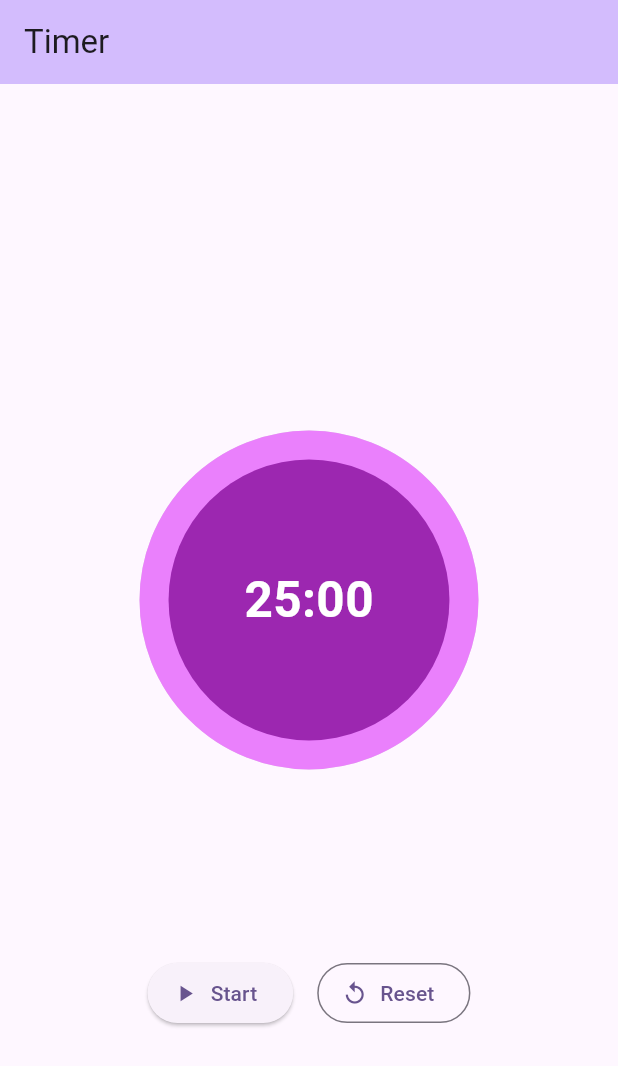
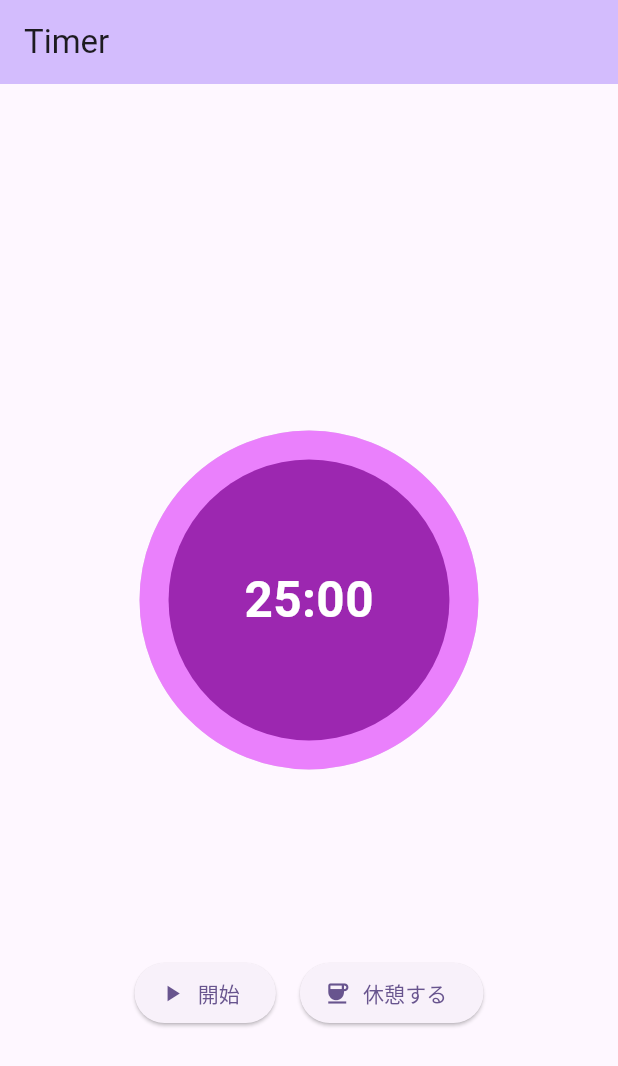
Before and after one commit to Hakondate/PomodoroApp, a Flutter app: the screen it shows after launch, on a phone screen of 412 x 824 dp. Shown: the top 1066 px of the screen. Run offline on Flutter 3.47's test engine with Material 3 defaults, Android fonts, the phone set to English and light mode, and no system bars; drawn by our look-alikes of circular_countdown_timer.

Commit message:
時間が終わると、自動で次のタイマーが始まるようになった

```diff
--- a/lib/view/timer/timer.dart
+++ b/lib/view/timer/timer.dart
@@ -35,13 +35,31 @@ class _TimerState extends State<Timer> {
   }
 
   void _working() {
+    setState(() {
       if (_isworking) {
         _controller.restart(duration: 5 * 60);
         _isworking = false;
+        _isRunning = true;
       } else {
         _controller.restart(duration: 25 * 60);
         _isworking = true;
+        _isRunning = true;
       }
+    });
+  }
+
+  void _onComplete() {
+    setState(() {
+      if (_isworking) {
+        // 25分終わり → 5分開始
+        _isworking = false;
+        _controller.restart(duration: 5 * 60);
+      } else {
+        // 5分終わり → 25分開始
+        _isworking = true;
+        _controller.restart(duration: 25 * 60);
+      }
+    });
   }
 
   @override
@@ -82,7 +100,7 @@ class _TimerState extends State<Timer> {
                 // debugPrint('Countdown Started');
               },
               onComplete: () {
-                // debugPrint('Countdown Ended');
+                _onComplete();
               },
             ),
             const SizedBox(height: 32),
@@ -92,13 +110,17 @@ class _TimerState extends State<Timer> {
                 ElevatedButton.icon(
                   onPressed: _startPause,
                   icon: Icon(_isRunning ? Icons.pause : Icons.play_arrow),
-                  label: Text(_isRunning ? 'Pause' : 'Start'),
+                  label: Text(_isRunning
+                      ? '一時停止'
+                      : _hasStarted
+                          ? '再開'
+                          : '開始'),
                 ),
                 const SizedBox(width: 16),
-                OutlinedButton.icon(
+                ElevatedButton.icon(
                   onPressed: _working,
-                  icon: const Icon(Icons.replay),
-                  label: const Text('Reset'),
+                  icon: Icon(_isworking ? Icons.coffee : Icons.work),
+                  label: Text(_isworking ? '休憩する' : '作業を始める'),
                 ),
               ],
             ),
```
Also changed, not shown: 4 other files. Lines whose indentation alone changed are shown as unchanged.
